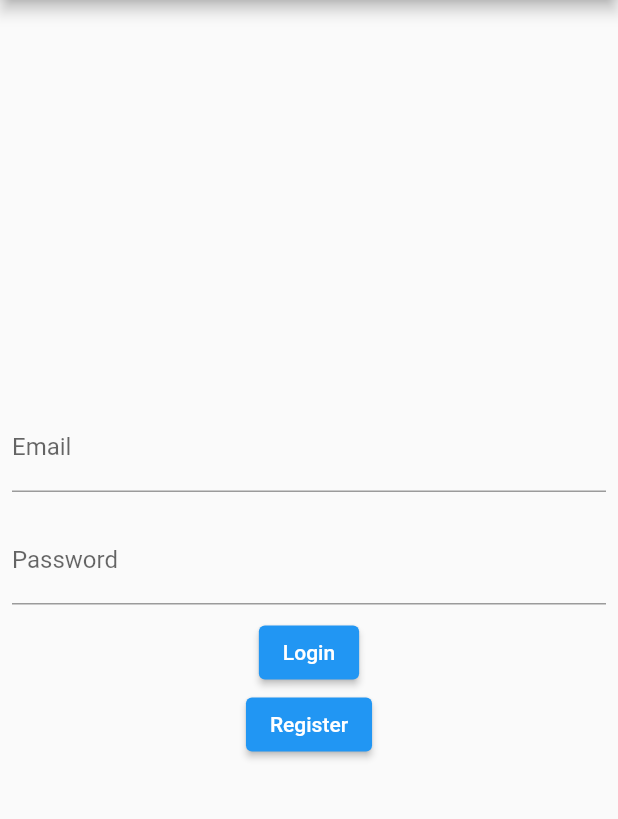
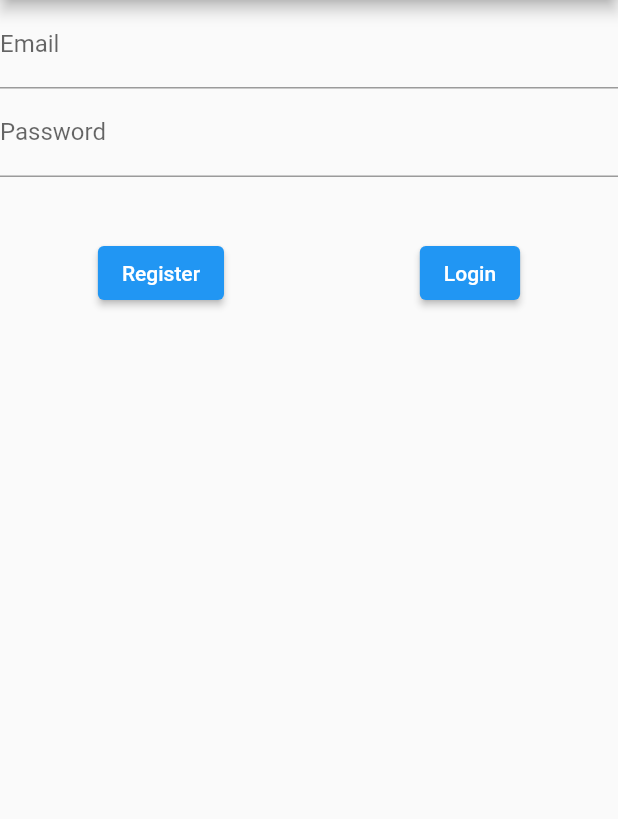
Before and after one commit to ArtemSadovskiy/flatter_auth_artem, a Flutter app: the screen it shows after launch, on a phone screen of 412 x 824 dp, the part 84-903 px from its top. Run offline on Flutter 3.47's test engine with Material 2 defaults, Android fonts, the phone set to English and light mode, and no system bars; our stand-ins replace cloud_firestore, firebase_auth, firebase_core; accounts and stored records are empty.

Commit message:
add error handling Firebase
add error handling Firebase

```diff
--- a/lib/main.dart
+++ b/lib/main.dart
@@ -5,7 +5,6 @@
 import 'package:provider/provider.dart';
 
 import 'screens/login_screen.dart';
-import 'screens/register_screen.dart';
 
 Future<void> main() async {
   WidgetsFlutterBinding.ensureInitialized();
@@ -31,7 +30,6 @@
         routes: {
           '/': (context) => Wrapper(),
           '/login': (context) => LoginScreen(),
-          '/register': (context) => RegisterScreen(),
         },
       ),
     );
--- a/lib/screens/login_screen.dart
+++ b/lib/screens/login_screen.dart
@@ -1,57 +1,117 @@
+import 'package:cloud_firestore/cloud_firestore.dart';
+import 'package:firebase_auth/firebase_auth.dart';
 import 'package:flatter_auth_artem/services/auth_service.dart';
 import 'package:flutter/material.dart';
 import 'package:provider/provider.dart';
 
-class LoginScreen extends StatelessWidget {
+class LoginScreen extends StatefulWidget {
   const LoginScreen({Key? key}) : super(key: key);
 
   @override
-  Widget build(BuildContext context) {
+  State<LoginScreen> createState() => _LoginScreenState();
+}
+
+class _LoginScreenState extends State<LoginScreen> {
   final TextEditingController emailController = TextEditingController();
   final TextEditingController passwordController = TextEditingController();
+  final GlobalKey<FormState> _key = GlobalKey<FormState>();
 
+  String errorMessage = '';
+  bool isLoading = false;
+
+  @override
+  Widget build(BuildContext context) {
     final authService = Provider.of<AuthService>(context);
-    return Scaffold(
+    User? user = FirebaseAuth.instance.currentUser;
+    CollectionReference users = FirebaseFirestore.instance.collection('users');
+
+    return MaterialApp(
+      home: Scaffold(
         appBar: AppBar(
           title: Text('Flutter login demo'),
         ),
-      body: Column(
-        mainAxisAlignment: MainAxisAlignment.center,
+        body: Form(
+          key: _key,
+          child: Center(
+            child: Column(
               children: [
-          Padding(
-            padding: const EdgeInsets.all(8.0),
-            child: TextField(
+                TextFormField(
                   controller: emailController,
+                  validator: authService.validateEmail,
                   decoration: InputDecoration(
                     labelText: "Email",
                   ),
                 ),
-          ),
-          Padding(
-            padding: const EdgeInsets.all(8.0),
-            child: TextField(
+                TextFormField(
                   controller: passwordController,
+                  validator: authService.validatePassword,
                   decoration: InputDecoration(
                     labelText: "Password",
                   ),
                 ),
+                Padding(
+                  padding: EdgeInsets.all(12.0),
+                  child: Center(
+                    child:
+                        Text(errorMessage, style: TextStyle(color: Colors.red)),
                   ),
+                ),
+                Row(
+                  mainAxisAlignment: MainAxisAlignment.spaceAround,
+                  children: [
                     ElevatedButton(
-            onPressed: () {
-              authService.signInWithEmailAndPassword(
-                emailController.text,
-                passwordController.text,
+                        child: isLoading
+                            ? CircularProgressIndicator(color: Colors.white)
+                            : Text('Register'),
+                        onPressed: user != null
+                            ? null
+                            : () async {
+                                setState(() {
+                                  isLoading = true;
+                                  errorMessage = '';
+                                });
+                                if (_key.currentState!.validate()) {
+                                  try {
+                                    await FirebaseAuth.instance
+                                        .createUserWithEmailAndPassword(
+                                      email: emailController.text,
+                                      password: passwordController.text,
                                     );
-            },
-            child: Text('Login'),
-          ),
+                                    users.add({
+                                      'email': emailController.text,
+                                      'password': passwordController.text
+                                    });
+                                  } on FirebaseAuthException catch (error) {
+                                    errorMessage = error.message!;
+                                  }
+                                  setState(() => isLoading = false);
+                                }
+                              }),
                     ElevatedButton(
-            onPressed: () {
-              Navigator.pushNamed(context, '/register');
-            },
-            child: Text('Register'),
+                        child: isLoading
+                            ? CircularProgressIndicator(color: Colors.white)
+                            : Text('Login'),
+                        onPressed: user != null
+                            ? null
+                            : () async {
+                                if (_key.currentState!.validate()) {
+                                  try {
+                                    await FirebaseAuth.instance
+                                        .signInWithEmailAndPassword(
+                                      email: emailController.text,
+                                      password: passwordController.text,
+                                    );
+                                  } on FirebaseAuthException catch (error) {
+                                    errorMessage = error.message!;
+                                  }
+                                }
+                              }),
+                  ],
                 ),
               ],
+            ),
+          ),
+        ),
       ),
     );
   }
```
Also changed, not shown: lib/screens/home_screen.dart (+9 -2 lines), lib/screens/register_screen.dart (deleted, +0 -60 lines), lib/services/auth_service.dart (+18 -0 lines). Lines whose indentation alone changed are shown as unchanged.
